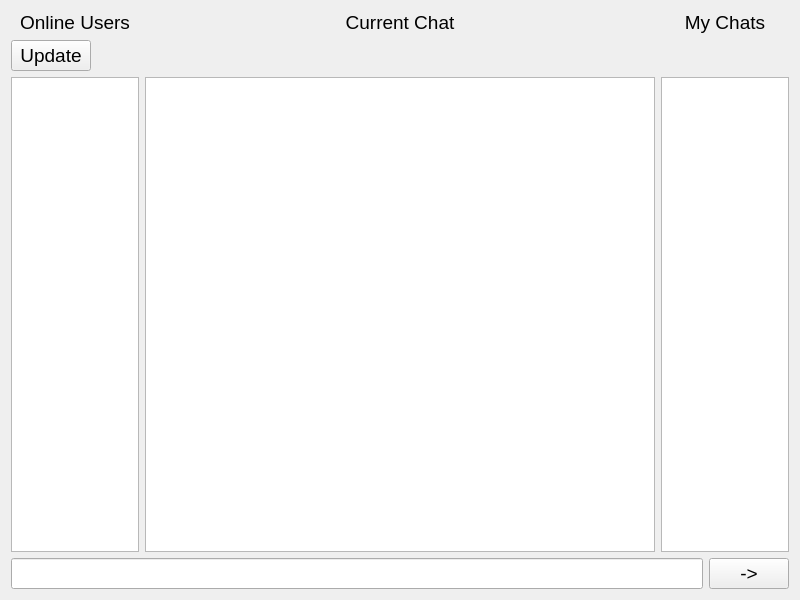
Old version of the form Client/client.ui in the repository LesterEvSe/Messenger-Client.
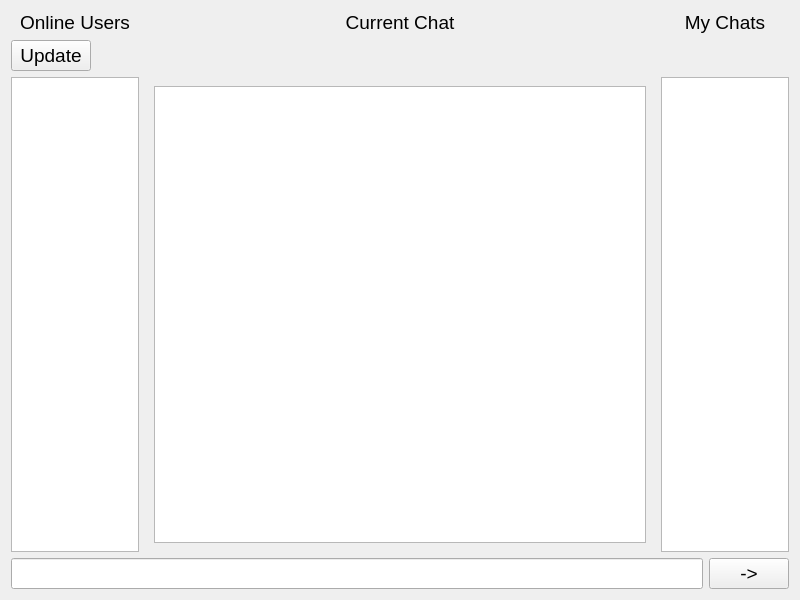
New version of the form.

Commit message: Switching between online user chats

Diff of the .ui file:
```diff
--- a/Client/client.ui
+++ b/Client/client.ui
@@ -111,13 +111,32 @@
       </widget>
      </item>
      <item>
-      <widget class="QTextBrowser" name="textBrowser">
+      <widget class="QStackedWidget" name="stackedWidget">
        <property name="sizePolicy">
         <sizepolicy hsizetype="Expanding" vsizetype="Expanding">
          <horstretch>4</horstretch>
          <verstretch>0</verstretch>
         </sizepolicy>
        </property>
+       <property name="currentIndex">
+        <number>0</number>
+       </property>
+       <widget class="QWidget" name="user">
+        <property name="enabled">
+         <bool>true</bool>
+        </property>
+        <property name="sizePolicy">
+         <sizepolicy hsizetype="Expanding" vsizetype="Expanding">
+          <horstretch>0</horstretch>
+          <verstretch>0</verstretch>
+         </sizepolicy>
+        </property>
+        <layout class="QVBoxLayout" name="verticalLayout_2">
+         <item>
+          <widget class="QTextBrowser" name="currUserTextBrowser"/>
+         </item>
+        </layout>
+       </widget>
       </widget>
      </item>
      <item>
```
Left out of the diff: 17 changed lines with no effect on the pictures. The commit also changes 3 other files.
